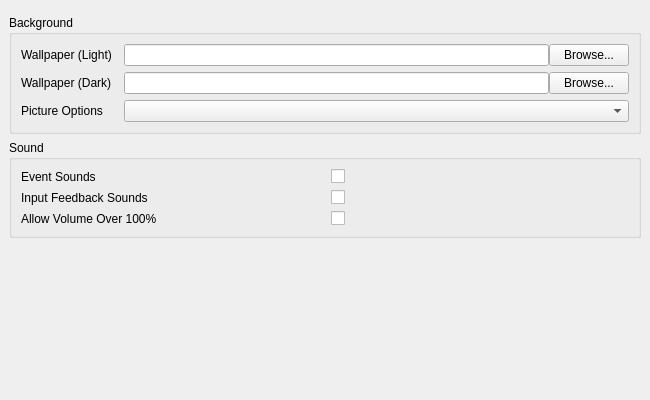
The window that shared/nexis/Pages/GnomeSettings/gnome_desktop_tab.ui (s4solutionsllc/Nexis) describes before a commit, drawn with Qt 5.
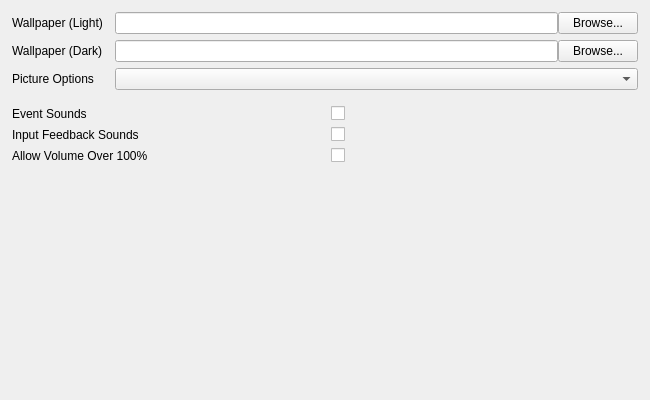
The same window after the commit.

Commit message: feat(ui): card chrome for Docker and GNOME tabs, fix stale docs (SSO-25782) (#498)

Diff of the .ui file:
```diff
--- a/shared/nexis/Pages/GnomeSettings/gnome_desktop_tab.ui
+++ b/shared/nexis/Pages/GnomeSettings/gnome_desktop_tab.ui
@@ -21,12 +21,26 @@
      <property name="frameShape"><enum>QFrame::NoFrame</enum></property>
      <widget class="QWidget" name="scrollContents">
       <layout class="QVBoxLayout" name="scrollLayout">
+       <property name="leftMargin"><number>12</number></property>
+       <property name="topMargin"><number>6</number></property>
+       <property name="rightMargin"><number>12</number></property>
+       <property name="bottomMargin"><number>12</number></property>
+       <property name="spacing"><number>16</number></property>
 
        <!-- Background Group -->
        <item>
-        <widget class="QGroupBox" name="groupBackground">
-         <property name="title"><string>Background</string></property>
-         <layout class="QGridLayout" name="gridBackground">
+        <widget class="QWidget" name="groupBackground" native="true">
+         <layout class="QVBoxLayout" name="vboxBackground">
+          <property name="spacing"><number>0</number></property>
+          <property name="leftMargin"><number>0</number></property>
+          <property name="topMargin"><number>0</number></property>
+          <property name="rightMargin"><number>0</number></property>
+          <property name="bottomMargin"><number>0</number></property>
+          <item>
+           <widget class="QWidget" name="headerBackground" native="true"/>
+          </item>
+          <item>
+           <layout class="QGridLayout" name="gridBackground">
           <property name="horizontalSpacing"><number>12</number></property>
           <property name="verticalSpacing"><number>6</number></property>
 
@@ -83,15 +97,26 @@
             <property name="cursor"><cursorShape>PointingHandCursor</cursorShape></property>
            </widget>
           </item>
+           </layout>
+          </item>
          </layout>
         </widget>
        </item>
 
        <!-- Sound Group -->
        <item>
-        <widget class="QGroupBox" name="groupSound">
-         <property name="title"><string>Sound</string></property>
-         <layout class="QGridLayout" name="gridSound">
+        <widget class="QWidget" name="groupSound" native="true">
+         <layout class="QVBoxLayout" name="vboxSound">
+          <property name="spacing"><number>0</number></property>
+          <property name="leftMargin"><number>0</number></property>
+          <property name="topMargin"><number>0</number></property>
+          <property name="rightMargin"><number>0</number></property>
+          <property name="bottomMargin"><number>0</number></property>
+          <item>
+           <widget class="QWidget" name="headerSound" native="true"/>
+          </item>
+          <item>
+           <layout class="QGridLayout" name="gridSound">
           <property name="horizontalSpacing"><number>12</number></property>
           <property name="verticalSpacing"><number>6</number></property>
 
@@ -126,6 +151,8 @@
            <widget class="QCheckBox" name="chkVolumeOver100">
             <property name="cursor"><cursorShape>PointingHandCursor</cursorShape></property>
            </widget>
+          </item>
+           </layout>
           </item>
          </layout>
         </widget>
```
The commit also changes 23 other files.
